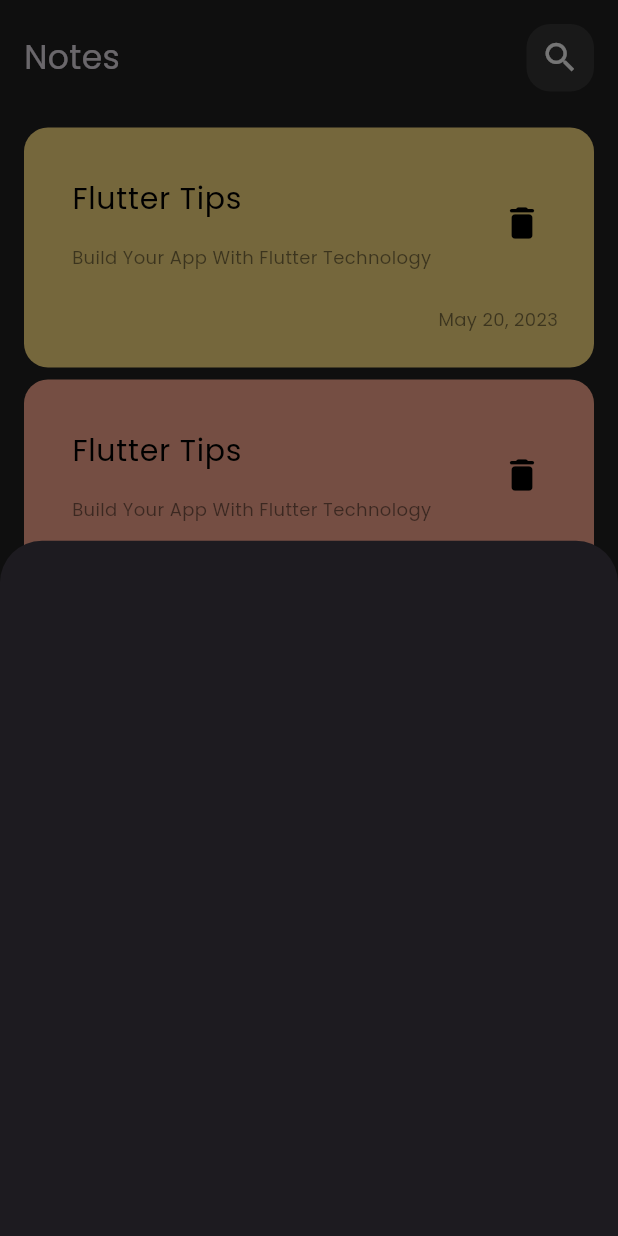
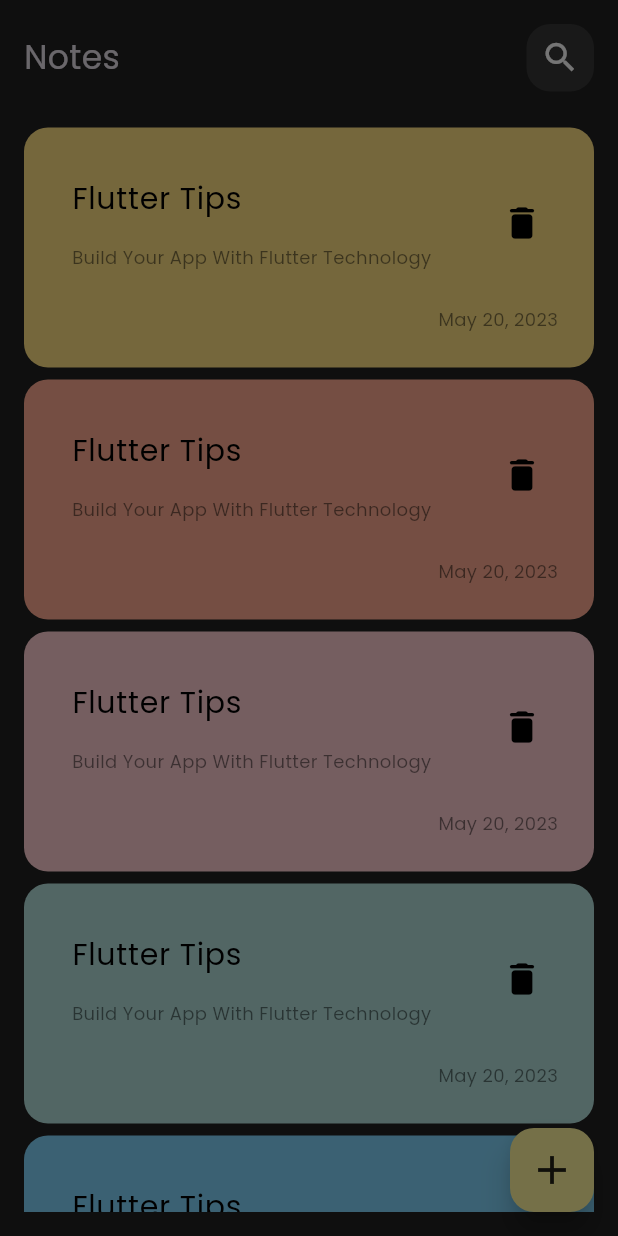
Before and after one commit to ahmedsami1/notes_app, a Flutter app: the screen it shows after launch, after a tap on the "add" icon, on a phone screen of 412 x 824 dp. Run offline on Flutter 3.47's test engine with Material 3 defaults, Android fonts, the phone set to English and light mode, and no system bars.

Commit message:
add border radius to button sheet

```diff
--- a/lib/views/notes_view.dart
+++ b/lib/views/notes_view.dart
@@ -13,6 +13,9 @@ class NotesView extends StatelessWidget {
       floatingActionButton: FloatingActionButton(
         onPressed: () {
           showModalBottomSheet(
+            shape: RoundedRectangleBorder(
+              borderRadius: BorderRadius.circular(16.0),
+            ),
               context: context,
               builder: (context){
                 return const AddNoteButtonSheet();
--- a/lib/views/widgets/add_note_bottom_sheet.dart
+++ b/lib/views/widgets/add_note_bottom_sheet.dart
@@ -5,6 +5,12 @@ class AddNoteButtonSheet extends StatelessWidget {
 
   @override
   Widget build(BuildContext context) {
-    return Container();
+    return Container(
+      child: Column(
+        children: [
+
+        ],
+      ),
+    );
   }
 }
```
